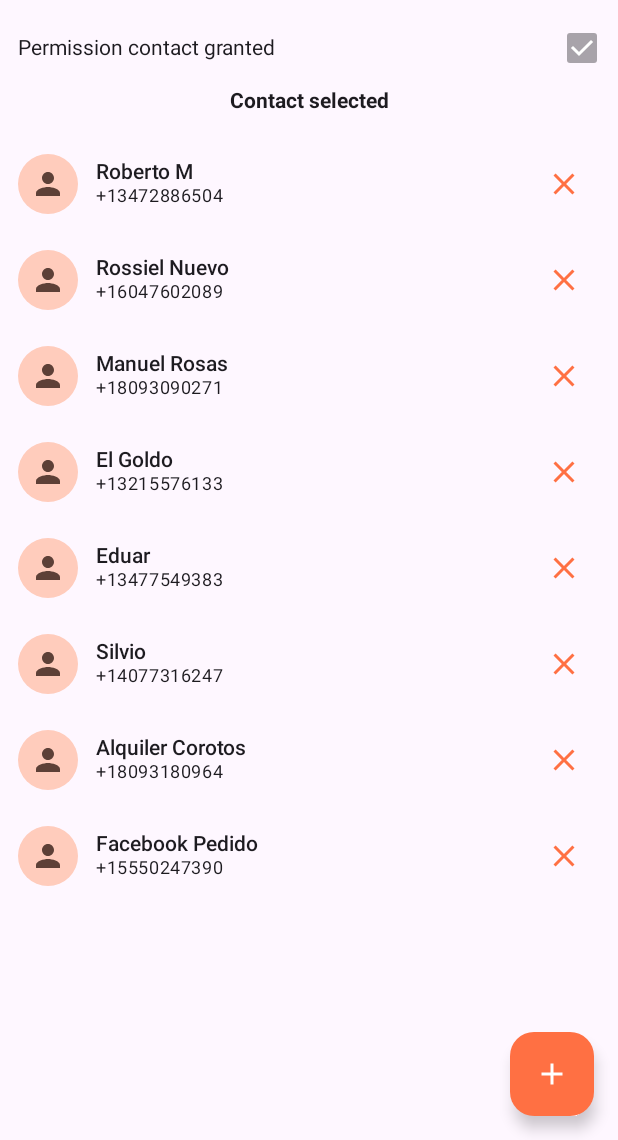
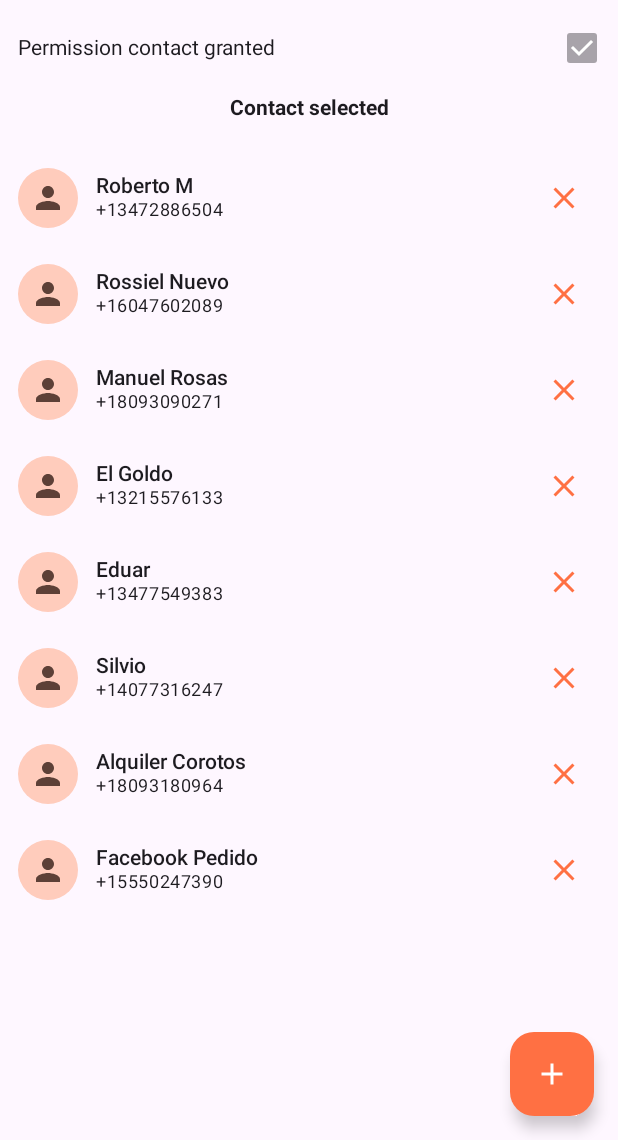
Before and after one commit to Alfonsina30/contact_compose_project, an Android app built with Jetpack Compose: the composable MainScreen called with sample values from the repository, on a phone screen of 412 x 824 dp, the part 96-1236 px from its top. Run offline under Robolectric (Android 15) with nearby library versions, the phone set to English and light mode, and no system bars.

Commit message:
Update MainScreen.kt

```diff
--- a/app/src/main/java/com/example/whatscontacts/view/MainScreen.kt
+++ b/app/src/main/java/com/example/whatscontacts/view/MainScreen.kt
@@ -65,7 +65,7 @@ fun MainScreen(
                     "Contact selected",
                     fontWeight = FontWeight.Bold,
                     modifier = Modifier.align(Alignment.CenterHorizontally)
-                        .padding(15.dp)
+                        .padding(horizontal= 15.dp, vertical= 20.dp)
                 )
                 LazyColumn {
                     items(selected, key = { it.id }) { contact ->
```
